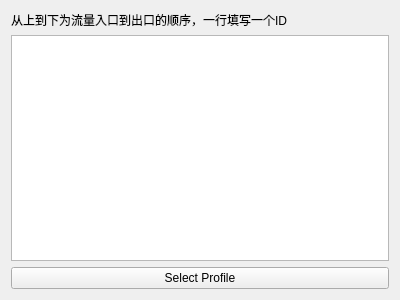
Old version of the form ui/edit/edit_chain.ui in the repository MatsuriDayo/nekoray.
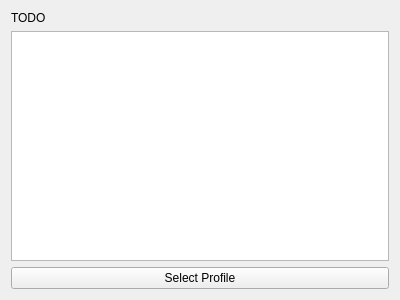
New version of the form.

```diff
--- a/ui/edit/edit_chain.ui
+++ b/ui/edit/edit_chain.ui
@@ -17,7 +17,7 @@
    <item>
     <widget class="QLabel" name="label">
      <property name="text">
-      <string>从上到下为流量入口到出口的顺序，一行填写一个ID</string>
+      <string>TODO</string>
      </property>
     </widget>
    </item>
```
